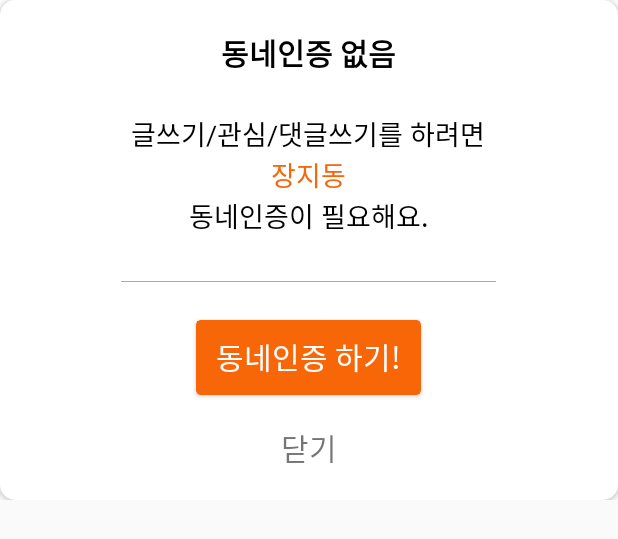
After one commit to Gooreum/CarrotMarket2, an Android app: the layout custom_dialog_auth_location.xml on its own in the app's theme, with its tools: preview values and no code run, on a phone screen of 412 x 824 dp. The commit adds this screen. Shown: the top 539 px of the screen. Run offline under Robolectric (Android 15) with nearby library versions, the light colour scheme and no system bars.

Commit message:
글쓰기 화면에서 커스텀 다이얼로그 기능 추가 글쓰기 할 때, 동네인증이 되어 있지 않으면 동네인증을 할 수 있도록 커스텀 다이얼로그 기능을 추가함.

```diff
--- /dev/null
+++ b/app/src/main/res/layout/custom_dialog_auth_location.xml
@@ -0,0 +1,117 @@
+<?xml version="1.0" encoding="utf-8"?>
+<RelativeLayout xmlns:android="http://schemas.android.com/apk/res/android"
+    xmlns:app="http://schemas.android.com/apk/res-auto"
+    android:layout_width="match_parent"
+    android:layout_height="wrap_content"
+    android:background="@color/colorWhite">
+    >
+
+    <android.support.v7.widget.CardView
+
+        android:layout_width="match_parent"
+        android:layout_height="wrap_content"
+        android:layout_centerInParent="true"
+        app:cardBackgroundColor="#ffffff"
+        app:cardCornerRadius="10dp"
+        app:cardElevation="3dp">
+
+        <RelativeLayout
+            android:layout_width="match_parent"
+            android:layout_height="match_parent"
+          >
+
+            <TextView
+                android:id="@+id/txt1"
+                android:layout_width="wrap_content"
+                android:layout_height="wrap_content"
+                android:layout_centerHorizontal="true"
+                android:layout_marginTop="20dp"
+                android:text="동네인증 없음"
+                android:textColor="#000000"
+                android:textSize="20dp"
+                android:textStyle="bold" />
+
+            <TextView
+                android:id="@+id/txt2"
+                android:layout_width="250dp"
+                android:layout_height="wrap_content"
+                android:layout_below="@+id/txt1"
+                android:layout_centerHorizontal="true"
+                android:layout_marginTop="25dp"
+                android:gravity="center"
+                android:text="글쓰기/관심/댓글쓰기를 하려면"
+                android:textColor="#000000"
+                android:textSize="18dp"
+
+                />
+
+            <TextView
+                android:id="@+id/dong"
+                android:layout_width="wrap_content"
+                android:layout_height="wrap_content"
+                android:layout_below="@+id/txt2"
+                android:layout_centerHorizontal="true"
+                android:text="장지동"
+                android:textColor="@color/colorOrange"
+                android:textSize="18dp" />
+
+            <TextView
+                android:id="@+id/txt3"
+                android:layout_width="wrap_content"
+                android:layout_height="wrap_content"
+                android:layout_below="@+id/dong"
+                android:layout_centerHorizontal="true"
+                android:text="동네인증이 필요해요."
+                android:textColor="#000000"
+
+                android:textSize="18dp" />
+
+            <View
+                android:id="@+id/view"
+                android:layout_width="wrap_content"
+                android:layout_height="0.5dp"
+                android:layout_alignEnd="@+id/txt2"
+                android:layout_alignStart="@+id/txt2"
+                android:layout_below="@+id/txt3"
+                android:layout_centerHorizontal="true"
+                android:layout_marginTop="30dp"
+                android:background="@android:color/darker_gray" />
+
+            <android.support.v7.widget.CardView
+                android:id="@+id/cardview_auth"
+                android:layout_width="150dp"
+                android:layout_height="50dp"
+                android:layout_below="@+id/view"
+                android:layout_centerHorizontal="true"
+                android:layout_marginTop="25dp"
+                android:padding="2dp"
+                app:cardBackgroundColor="@color/colorOrange"
+                app:cardCornerRadius="3dp">
+
+                <TextView
+                    android:id="@+id/txt_auth"
+                    android:layout_width="148dp"
+                    android:layout_height="48dp"
+                    android:layout_gravity="center"
+                    android:background="@drawable/ripple_effect_orange_to_red"
+                    android:gravity="center"
+                    android:text="동네인증 하기!"
+                    android:textColor="@color/colorWhite"
+                    android:textSize="20dp" />
+
+            </android.support.v7.widget.CardView>
+
+            <TextView
+                android:id="@+id/close"
+                android:layout_width="wrap_content"
+                android:layout_height="wrap_content"
+                android:layout_below="@+id/cardview_auth"
+                android:layout_centerHorizontal="true"
+                android:layout_marginBottom="20dp"
+                android:layout_marginTop="20dp"
+                android:background="@drawable/ripple_effect"
+                android:text="닫기"
+                android:textSize="20dp" />
+        </RelativeLayout>
+    </android.support.v7.widget.CardView>
+</RelativeLayout>
```
Also changed, not shown: app/src/main/java/com/example/goo/carrotmarket/Dialog/CustomDialogAuth.java (added, +64 -0 lines), app/src/main/java/com/example/goo/carrotmarket/View/Write/WriteFragment.java (+26 -119 lines).
